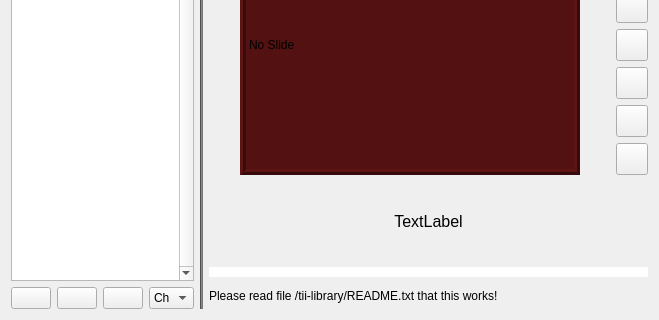
Old version of the form forms/dabradio.ui in the repository tomneda/DABstar; both pictures show x 0 to 659 and y 161 to 481 of the 659 by 481 pixel window.
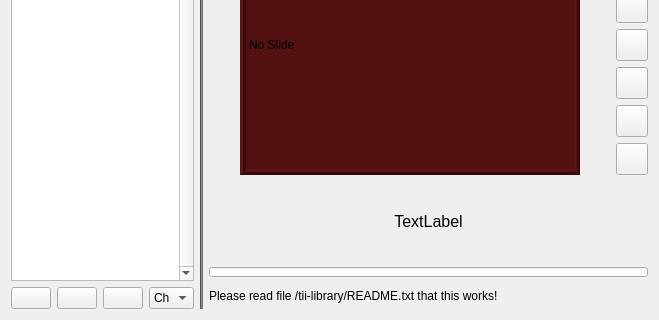
New version of the form. Icons and pictures are not drawn. Custom widgets are drawn as their Qt base class.

The edit to the form file:
```diff
--- a/forms/dabradio.ui
+++ b/forms/dabradio.ui
@@ -16,7 +16,7 @@
     <verstretch>0</verstretch>
    </sizepolicy>
   </property>
-  <layout class="QHBoxLayout" name="horizontalLayout_5" stretch="0,0,2">
+  <layout class="QHBoxLayout" name="horizontalLayout_5" stretch="1,0,3">
    <item>
     <layout class="QVBoxLayout" name="verticalLayout_4">
      <item>
@@ -618,7 +618,7 @@
         <bool>false</bool>
        </property>
        <property name="styleSheet">
-        <string notr="true">QProgressBar::chunk { background: #e6e600; } QProgressBar { border: none; }</string>
+        <string notr="true">QProgressBar::chunk { background: #e6e600; }</string>
        </property>
        <property name="value">
         <number>0</number>
```
Left out of the diff: 4 changed lines with no effect on the pictures.
